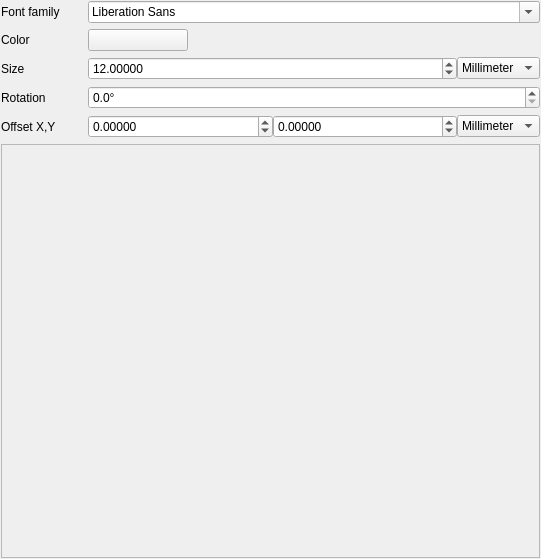
Qt form src/ui/symbollayer/widget_fontmarker.ui (carsmie/QGIS) before a commit.
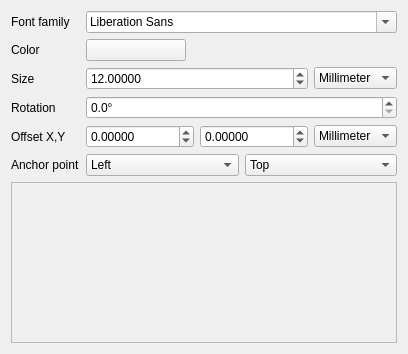
The same form after that commit. Custom widgets are drawn as their Qt base class.

Commit message: Anchor points for font marker

Diff of the .ui file:
```diff
--- a/src/ui/symbollayer/widget_fontmarker.ui
+++ b/src/ui/symbollayer/widget_fontmarker.ui
@@ -6,37 +6,16 @@
    <rect>
     <x>0</x>
     <y>0</y>
-    <width>541</width>
-    <height>559</height>
+    <width>406</width>
+    <height>354</height>
    </rect>
   </property>
   <property name="windowTitle">
    <string>Form</string>
   </property>
-  <layout class="QVBoxLayout" name="verticalLayout">
-   <property name="margin">
-    <number>1</number>
-   </property>
-   <item>
-    <layout class="QFormLayout" name="formLayout">
-     <property name="sizeConstraint">
-      <enum>QLayout::SetDefaultConstraint</enum>
-     </property>
-     <property name="fieldGrowthPolicy">
-      <enum>QFormLayout::AllNonFixedFieldsGrow</enum>
-     </property>
-     <property name="labelAlignment">
-      <set>Qt::AlignLeading|Qt::AlignLeft|Qt::AlignTop</set>
-     </property>
-     <property name="horizontalSpacing">
-      <number>28</number>
-     </property>
-     <property name="leftMargin">
-      <number>0</number>
-     </property>
-     <property name="topMargin">
-      <number>0</number>
-     </property>
+  <layout class="QGridLayout" name="gridLayout_2">
+   <item row="0" column="0">
+    <layout class="QGridLayout" name="gridLayout">
      <item row="0" column="0">
       <widget class="QLabel" name="label">
        <property name="text">
@@ -200,9 +179,58 @@
        </item>
       </layout>
      </item>
+     <item row="5" column="0">
+      <widget class="QLabel" name="mAnchorPointLabel">
+       <property name="text">
+        <string>Anchor point</string>
+       </property>
+      </widget>
+     </item>
+     <item row="5" column="1">
+      <layout class="QHBoxLayout" name="horizontalLayout_6">
+       <item>
+        <widget class="QComboBox" name="mHorizontalAnchorComboBox">
+         <item>
+          <property name="text">
+           <string>Left</string>
+          </property>
+         </item>
+         <item>
+          <property name="text">
+           <string>HCenter</string>
+          </property>
+         </item>
+         <item>
+          <property name="text">
+           <string>Right</string>
+          </property>
+         </item>
+        </widget>
+       </item>
+       <item>
+        <widget class="QComboBox" name="mVerticalAnchorComboBox">
+         <item>
+          <property name="text">
+           <string>Top</string>
+          </property>
+         </item>
+         <item>
+          <property name="text">
+           <string>VCenter</string>
+          </property>
+         </item>
+         <item>
+          <property name="text">
+           <string>Bottom</string>
+          </property>
+         </item>
+        </widget>
+       </item>
+      </layout>
+     </item>
     </layout>
    </item>
-   <item>
+   <item row="1" column="0">
     <widget class="QScrollArea" name="scrollArea">
      <widget class="QWidget" name="scrollAreaWidgetContents">
       <property name="geometry">
```
The commit also changes 3 other files.
